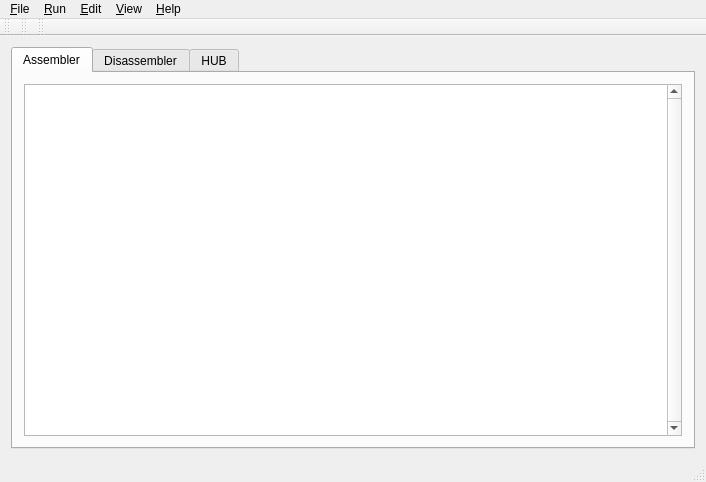
Above: mainwindow.ui from pullmoll/p2emu before the change. Below: the same form after it.
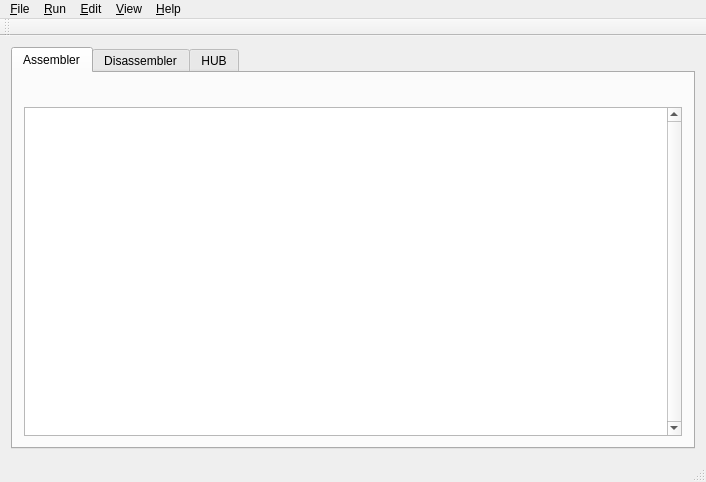
That is the form after the change. Icons and pictures are not drawn. Custom widgets are drawn as their Qt base class.

What changed in the file:
```diff
--- a/mainwindow.ui
+++ b/mainwindow.ui
@@ -37,11 +37,15 @@
 		<string>Assembler</string>
 	   </attribute>
 	   <layout class="QVBoxLayout" name="vlayAsm">
+        <item>
+         <widget class="QToolBar" name="toolbarAsm"/>
+        </item>
 		<item>
 		 <widget class="QTableView" name="tvAsm">
 		  <property name="font">
 		   <font>
 			<family>Monospace</family>
+            <pointsize>11</pointsize>
 		   </font>
 		  </property>
 		  <property name="verticalScrollBarPolicy">
@@ -77,12 +81,6 @@
 		  <attribute name="horizontalHeaderStretchLastSection">
 		   <bool>true</bool>
 		  </attribute>
-		  <attribute name="verticalHeaderMinimumSectionSize">
-		   <number>12</number>
-		  </attribute>
-		  <attribute name="verticalHeaderDefaultSectionSize">
-		   <number>18</number>
-		  </attribute>
 		 </widget>
 		</item>
 	   </layout>
@@ -100,6 +98,9 @@
 		<string>Disassembler</string>
 	   </attribute>
 	   <layout class="QVBoxLayout" name="vlayDasm">
+        <item>
+         <widget class="QToolBar" name="toolbarDasm"/>
+        </item>
 		<item>
 		 <widget class="QTableView" name="tvDasm">
 		  <property name="verticalScrollBarPolicy">
@@ -302,23 +303,7 @@
    <addaction name="menu_View"/>
    <addaction name="menu_Help"/>
   </widget>
-  <widget class="QToolBar" name="toolbarHub">
-   <attribute name="toolBarArea">
-	<enum>TopToolBarArea</enum>
-   </attribute>
-   <attribute name="toolBarBreak">
-	<bool>false</bool>
-   </attribute>
-  </widget>
-  <widget class="QToolBar" name="toolbarAsm">
-   <attribute name="toolBarArea">
-	<enum>TopToolBarArea</enum>
-   </attribute>
-   <attribute name="toolBarBreak">
-	<bool>false</bool>
-   </attribute>
-  </widget>
-  <widget class="QToolBar" name="toolbarDasm">
+  <widget class="QToolBar" name="toolbar">
    <attribute name="toolBarArea">
 	<enum>TopToolBarArea</enum>
    </attribute>
```
Left out of the diff: 58 changed lines with no effect on the pictures. Lines whose indentation alone changed are shown as unchanged.
